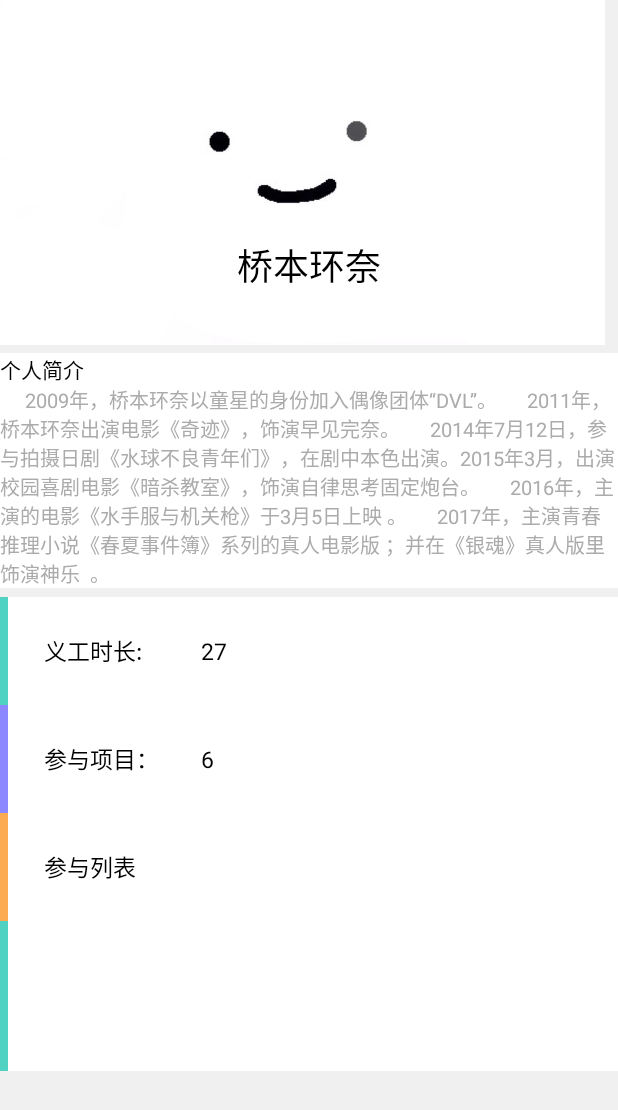
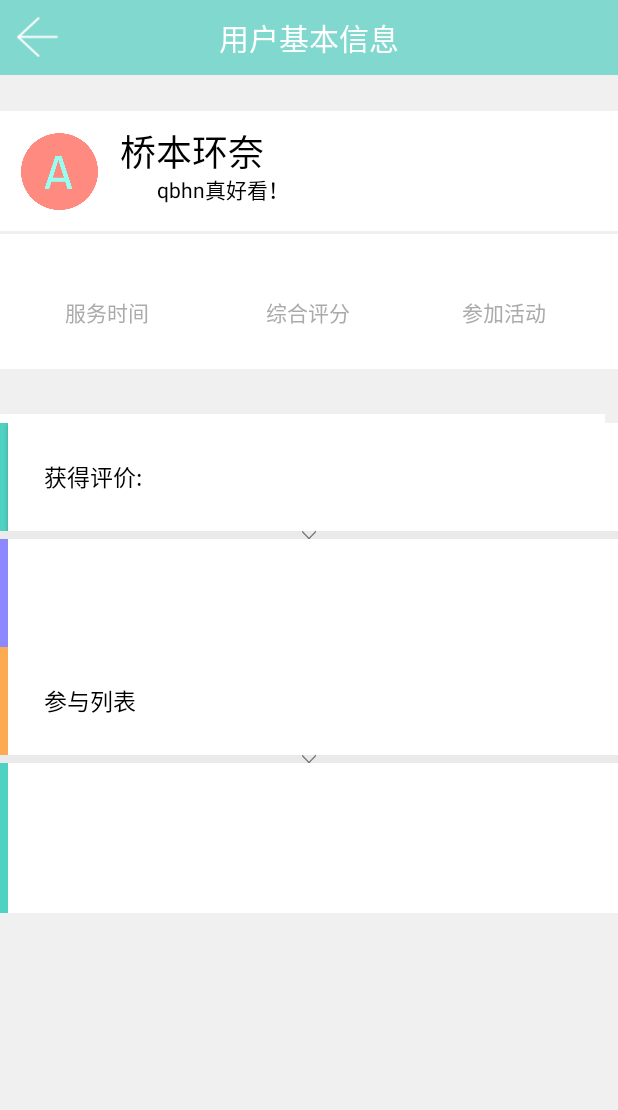
Before and after one commit to TurenK/MicroCommenweal, an Android app: the PersonInfoActivity screen opened directly, with no data from a screen before it, on a phone screen of 412 x 824 dp. Shown: the top 1110 px of the screen. Run offline under Robolectric (Android 15) with nearby library versions, the phone set to English and light mode, and no system bars.

Commit message:
PersonInfoActivvity
就拼了个界面

```diff
--- a/MC_FrontEnd/app/src/main/java/com/example/hfp/MicroCommonweal/activity/ChoseRoleActivity.java
+++ b/MC_FrontEnd/app/src/main/java/com/example/hfp/MicroCommonweal/activity/ChoseRoleActivity.java
@@ -27,6 +27,7 @@ public class ChoseRoleActivity extends AppCompatActivity implements View.OnClick
     public void onClick(View view) {
         switch (view.getId()) {
             case R.id.personal_user: // 个人用户
+                //startActivity(new Intent(ChoseRoleActivity.this,PersonInfoActivity.class));
                 startActivity(new Intent(ChoseRoleActivity.this,RegisterActivity.class));
                 finish();
                 break;
--- a/MC_FrontEnd/app/src/main/res/layout/activity_charity_detail.xml
+++ b/MC_FrontEnd/app/src/main/res/layout/activity_charity_detail.xml
@@ -130,7 +130,7 @@
                     android:layout_width="wrap_content"
                     android:layout_height="wrap_content"
                     android:layout_alignParentLeft="true"
-                    android:text=" 爱满星河儿童关怀"
+                    android:text="       爱满星河儿童关怀"
                     android:textColor="@color/black"
                     android:textSize="14sp" />
                 <!--岗位ID-->
--- a/MC_FrontEnd/app/src/main/res/layout/activity_person_info.xml
+++ b/MC_FrontEnd/app/src/main/res/layout/activity_person_info.xml
@@ -1,21 +1,216 @@
 <?xml version="1.0" encoding="utf-8"?>
-<ScrollView xmlns:android="http://schemas.android.com/apk/res/android"
+<LinearLayout xmlns:android="http://schemas.android.com/apk/res/android"
     xmlns:app="http://schemas.android.com/apk/res-auto"
     xmlns:tools="http://schemas.android.com/tools"
-    android:layout_width="fill_parent"
-    android:layout_height="fill_parent"
+    android:layout_width="match_parent"
+    android:layout_height="match_parent"
+    android:orientation="vertical"
+    tools:context="com.example.hfp.MicroCommonweal.activity.PersonalInfoActivity">
+    <!--标题栏消息-->
+    <RelativeLayout
+        android:id="@+id/title_layout"
+        android:layout_width="match_parent"
+        android:layout_height="50dp"
+        android:background="@color/colorPrimary">
+
+        <Button
+            android:id="@+id/btn_back"
+            android:layout_width="50dp"
+            android:layout_height="50dp"
+            android:layout_centerVertical="true"
+            android:background="@drawable/icon_back"
+            android:gravity="center_vertical" />
+
+        <TextView
+            android:id="@+id/title"
+            android:layout_width="wrap_content"
+            android:layout_height="wrap_content"
+            android:layout_centerInParent="true"
+            android:text="用户基本信息"
+            android:textColor="#ffffff"
+            android:textSize="20sp" />
+    </RelativeLayout>
+
+    <ScrollView
+    android:layout_width="match_parent"
+    android:layout_height="match_parent"
     android:fillViewport="true"
     android:background="#f0f0f0">
-
 
     <LinearLayout
         android:layout_width="fill_parent"
         android:layout_height="wrap_content"
         android:orientation="vertical">
+        <!--装饰-->
+        <TextView
+            android:layout_width="match_parent"
+            android:layout_height="20dp"
+            />
+        <!--头像+昵称+签名-->
+        <LinearLayout
+            android:id="@+id/MessageLayout"
+            android:layout_width="match_parent"
+            android:layout_height="80dp"
+            android:background="@color/white"
+            android:layout_marginTop="4dp"
+            android:orientation="horizontal"
+            >
+            <RelativeLayout
+                android:id="@+id/massage"
+                android:layout_width="80dip"
+                android:layout_height="80dip"
+                >
+
+                <ImageView
+                    android:id="@+id/image_avatar"
+                    android:layout_width="51dp"
+                    android:layout_height="53dp"
+                    android:layout_centerInParent="true"
+                    android:scaleType="centerInside"
+                    android:src="@drawable/avatar1" />
+            </RelativeLayout>
+           <!--头像+昵称+简介（装饰吧）-->
+            <RelativeLayout
+                android:layout_width="match_parent"
+                android:layout_height="match_parent">
+                <TextView
+                    android:id="@+id/str_name"
+                    android:layout_width="wrap_content"
+                    android:layout_height="wrap_content"
+                    android:layout_alignParentBottom="true"
+                    android:layout_marginBottom="35dp"
+                    android:text="桥本环奈"
+                    android:textColor="@color/black"
+                    android:textSize="24sp"/>
+                <!--用户简介-->
+                <TextView
+                    android:id="@+id/str_message"
+                    android:layout_width="307dp"
+                    android:layout_height="wrap_content"
+                    android:layout_alignParentBottom="true"
+                    android:layout_alignParentRight="true"
+                    android:layout_alignParentEnd="true"
+                    android:layout_marginBottom="17dp"
+                    android:gravity="left"
+                    android:text="qbhn真好看！"
+                    android:textColor="@color/black" />
+            </RelativeLayout>
+
+
+
+        </LinearLayout>
+        <TextView
+            android:layout_width="match_parent"
+            android:layout_height="2dp"
+            />
+        <!--三栏-->
+        <LinearLayout
+            android:id="@+id/num_layout"
+            android:layout_width="fill_parent"
+            android:layout_height="90dip"
+            android:background="@color/white"
+            android:orientation="horizontal">
+            <!--服务总时长-->
+            <RelativeLayout
+                android:layout_width="0dip"
+                android:layout_height="match_parent"
+                android:layout_weight="1">
+
+                <TextView
+                    android:id="@+id/str_serv_time"
+                    android:layout_width="match_parent"
+                    android:layout_height="25dp"
+                    android:layout_alignParentLeft="true"
+                    android:layout_alignParentStart="true"
+                    android:layout_alignParentTop="true"
+                    android:layout_marginTop="21dp"
+                    android:gravity="center_horizontal"
+                    android:text=""
+                    android:textColor="@color/black" />
+
+                <TextView
+                    android:id="@+id/fuwushijian"
+                    android:layout_width="match_parent"
+                    android:layout_height="match_parent"
+                    android:layout_alignParentLeft="true"
+                    android:layout_alignParentStart="true"
+                    android:layout_alignParentTop="true"
+                    android:layout_marginTop="41dp"
+                    android:text="             服务时间"
+                    android:textColor="@color/gray" />
+            </RelativeLayout>
+            <!--综合评分-->
+            <RelativeLayout
+                android:layout_width="0dip"
+                android:layout_height="match_parent"
+                android:layout_weight="1">
+
+                <TextView
+                    android:id="@+id/str_numaim"
+                    android:layout_width="match_parent"
+                    android:layout_height="25dp"
+                    android:layout_alignParentLeft="true"
+                    android:layout_alignParentStart="true"
+                    android:layout_alignParentTop="true"
+                    android:layout_marginBottom="0dp"
+                    android:layout_marginTop="21dp"
+                    android:gravity="center_horizontal"
+                    android:text=""
+                    android:textColor="@color/black" />
+
+                <TextView
+                    android:id="@+id/zonghepingfen"
+                    android:layout_width="match_parent"
+                    android:layout_height="match_parent"
+                    android:layout_alignParentLeft="true"
+                    android:layout_alignParentStart="true"
+                    android:layout_alignParentTop="true"
+                    android:layout_marginTop="41dp"
+                    android:text="            综合评分"
+                    android:textColor="@color/gray" />
+
+            </RelativeLayout>
+            <!--参加活动数-->
+            <RelativeLayout
+                android:layout_width="0dip"
+                android:layout_height="match_parent"
+                android:layout_weight="1">
+
+                <TextView
+                    android:id="@+id/canjiahuodong"
+                    android:layout_width="match_parent"
+                    android:layout_height="match_parent"
+                    android:layout_alignParentLeft="true"
+                    android:layout_alignParentStart="true"
+                    android:layout_alignParentTop="true"
+                    android:layout_marginTop="41dp"
+                    android:text="          参加活动"
+                    android:textColor="@color/gray" />
+
+                <TextView
+                    android:id="@+id/str_dayleft"
+                    android:layout_width="match_parent"
+                    android:layout_height="25dp"
+                    android:layout_alignParentLeft="true"
+                    android:layout_alignParentStart="true"
+                    android:layout_alignParentTop="true"
+                    android:layout_marginBottom="0dp"
+                    android:layout_marginTop="21dp"
+                    android:gravity="center_horizontal"
+                    android:text=""
+                    android:textColor="@color/black" />
+            </RelativeLayout>
+
+        </LinearLayout>
+        <!--装饰-->
+        <TextView
+            android:layout_width="match_parent"
+            android:layout_height="30dp"
+            />
+
         <RelativeLayout
             android:layout_width="match_parent"
-            android:layout_height="match_parent"
-            android:layout_alignParentTop="true">
+            android:layout_height="match_parent">
 
             <RelativeLayout
                 android:id="@+id/layout_logo"
@@ -34,52 +229,7 @@
                     android:src="@drawable/per_logo"
                     tools:ignore="RtlCompat" />
 
-                <TextView
-                    android:id="@+id/str_name"
-                    android:layout_width="wrap_content"
-                    android:layout_height="wrap_content"
-                    android:layout_alignParentBottom="true"
-                    android:layout_centerHorizontal="true"
-                    android:layout_marginBottom="35dp"
-                    android:text="桥本环奈"
-                    android:textColor="@color/black"
-                    android:textSize="24sp" />
-            </RelativeLayout>
-            <!--项目信息-->
-            <RelativeLayout
-                android:id="@+id/layout_info"
-                android:layout_below="@+id/layout_logo"
-                android:layout_marginTop="5dp"
-                android:layout_width="match_parent"
-                android:layout_height="wrap_content"
-                android:background="@color/white"
-                android:orientation="vertical">
-                <!--标题-->
-                <TextView
-                    android:id="@+id/str_title"
-                    android:layout_width="wrap_content"
-                    android:layout_height="wrap_content"
-                    android:layout_alignParentLeft="true"
-                    android:text="个人简介"
-                    android:textColor="@color/black"
-                    android:textSize="14sp" />
-                <!--简介-->
-                <TextView
-                    android:id="@+id/str_intro"
-                    android:layout_width="wrap_content"
-                    android:layout_height="wrap_content"
-                    android:layout_below="@+id/str_title"
-                    android:text="     2009年，桥本环奈以童星的身份加入偶像团体“DVL”。
-     2011年，桥本环奈出演电影《奇迹》，饰演早见完奈。
-     2014年7月12日，参与拍摄日剧《水球不良青年们》，在剧中本色出演。2015年3月，出演校园喜剧电影《暗杀教室》，饰演自律思考固定炮台。
-     2016年，主演的电影《水手服与机关枪》于3月5日上映 。
-     2017年，主演青春推理小说《春夏事件簿》系列的真人电影版 ；并在《银魂》真人版里饰演神乐  。"
-                    android:textColor="@color/gray"
-                    android:textSize="13sp" />
-
-
-
-
+                />
             </RelativeLayout>
 
             <LinearLayout
@@ -96,6 +246,8 @@
                     android:background="@color/white"
                     android:orientation="horizontal">
 
+
+
                     <ImageView
                         android:id="@+id/color1"
                         android:layout_width="5dip"
@@ -103,38 +255,28 @@
                         android:layout_alignParentLeft="true"
                         android:scaleType="fitXY"
                         android:src="@drawable/green" />
-
-                    <TextView
-                        android:id="@+id/str_shichang"
+                    <Button
+                        android:id="@+id/iBtn"
                         android:layout_width="match_parent"
                         android:layout_height="fill_parent"
                         android:layout_toRightOf="@+id/color1"
                         android:background="@color/white"
                         android:gravity="center_vertical|left"
-                        android:text="      义工时长:"
+                        android:text="      获得评价:"
                         android:textColor="@color/black"
                         android:textSize="15sp" />
                     <!--乱写一个时间吧-->
-                    <TextView
-                        android:id="@+id/str_totaltime"
-                        android:layout_width="wrap_content"
-                        android:layout_height="fill_parent"
-                        android:layout_alignParentStart="true"
-                        android:layout_alignParentLeft="true"
-
-                        android:layout_alignParentTop="true"
-                        android:layout_marginStart="130dp"
-                        android:layout_marginLeft="130dp"
-
-                        android:background="@color/white"
-                        android:gravity="center_vertical|left"
-                        android:text=" 27"
-                        android:textColor="@color/black"
-                        android:textSize="15sp" />
-
                 </RelativeLayout>
-
+                <ImageView
+                    android:id="@+id/pic_icon1"
+                    android:layout_alignBottom = "@id/iBtn"
+                    android:layout_width="match_parent"
+                    android:layout_height="5dp"
+                    android:layout_alignParentLeft="true"
+                    android:background="#EAEAEA"
+                    android:src="@drawable/icon_down" />
                 <RelativeLayout
+                    android:id="@+id/content_pingjia_item"
                     android:layout_width="match_parent"
                     android:layout_height="72dip"
                     android:background="@color/white"
@@ -148,34 +290,6 @@
                         android:scaleType="fitXY"
                         android:src="@drawable/blue" />
 
-
-                    <TextView
-                        android:id="@+id/str_canyu"
-                        android:layout_width="match_parent"
-                        android:layout_height="fill_parent"
-                        android:layout_toRightOf="@+id/color2"
-                        android:background="@color/white"
-                        android:gravity="center_vertical|left"
-                        android:text="      参与项目："
-                        android:textColor="@color/black"
-                        android:textSize="15sp" />
-
-                    <TextView
-                        android:id="@+id/str_totalnum"
-                        android:layout_width="wrap_content"
-                        android:layout_height="fill_parent"
-                        android:layout_alignParentStart="true"
-                        android:layout_alignParentLeft="true"
-
-                        android:layout_alignParentTop="true"
-                        android:layout_marginStart="130dp"
-                        android:layout_marginLeft="130dp"
-
-                        android:background="@color/white"
-                        android:gravity="center_vertical|left"
-                        android:text=" 6"
-                        android:textColor="@color/black"
-                        android:textSize="15sp" />
 
                 </RelativeLayout>
 
@@ -206,9 +320,17 @@
                         android:textSize="15sp" />
 
                 </RelativeLayout>
-                <!--这里放发起的项目的ITEM-->
-                <!--charity_item-->
+                <ImageView
+                    android:id="@+id/pic_icon"
+                    android:layout_alignBottom = "@id/iBtn"
+                    android:layout_width="match_parent"
+                    android:layout_height="5dp"
+                    android:layout_alignParentLeft="true"
+                    android:background="#EAEAEA"
+                    android:src="@drawable/icon_down" />
+                <!--这里放展开的参与的项目的ITEM-->
                 <RelativeLayout
+                    android:id="@+id/content_canyu_item"
                     android:layout_width="match_parent"
                     android:layout_height="100dip"
                     android:background="@color/white"
@@ -233,3 +355,5 @@
     </LinearLayout>
 
 </ScrollView>
+
+</LinearLayout>
```
Also changed, not shown: MC_FrontEnd/app/src/main/res/drawable/icon_down.png (added), MC_FrontEnd/app/src/main/res/drawable/icon_up.png (added).
